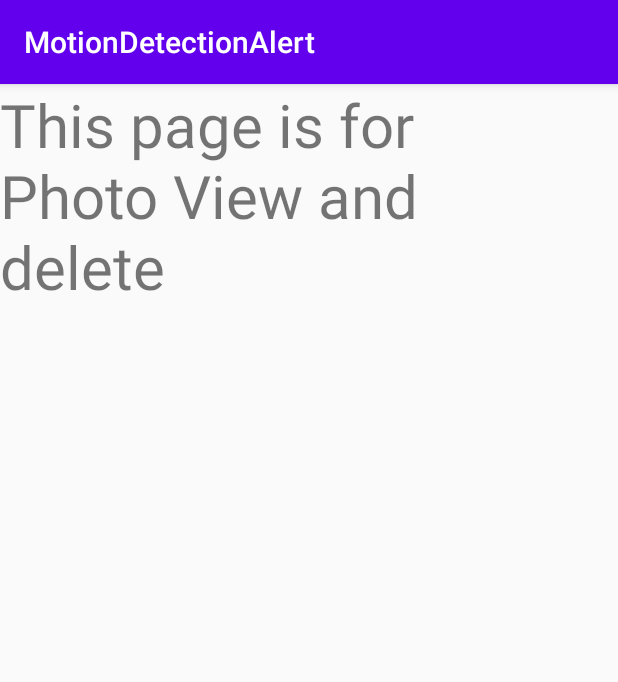
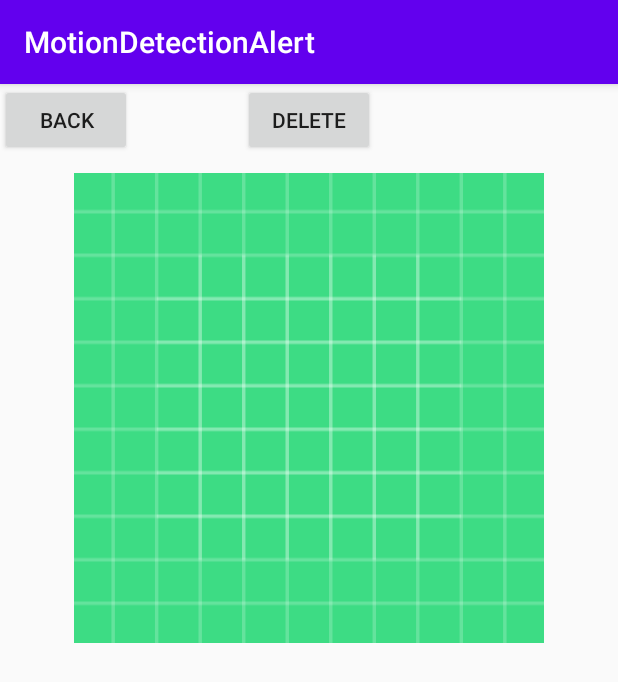
Before and after one commit to bacchusdd/SoftwareEngineering, an Android app: the ViewPhoto screen opened directly, with no data from a screen before it, on a phone screen of 412 x 824 dp. Shown: the top 682 px of the screen. Run offline under Robolectric (Android 15) with nearby library versions, the phone set to English and light mode, and no system bars.

Commit message:
Commit ViewPhoto.java

```diff
--- a/AndroidClient/app/src/main/java/com/example/motiondetectionalert/ViewPhoto.java
+++ b/AndroidClient/app/src/main/java/com/example/motiondetectionalert/ViewPhoto.java
@@ -2,16 +2,57 @@ package com.example.motiondetectionalert;
 
 import androidx.appcompat.app.AppCompatActivity;
 
+import android.content.Intent;
 import android.os.Bundle;
+import android.view.View;
+import android.widget.Button;
+import android.widget.ImageView;
+import android.widget.ListView;
+import android.widget.TextView;
+
+import java.util.ArrayList;
 
 public class ViewPhoto extends AppCompatActivity {
+
+    Button back_button;
+    ImageView img;
+    Button delete_button;
 
     @Override
     protected void onCreate(Bundle savedInstanceState) {
         super.onCreate(savedInstanceState);
         setContentView(R.layout.activity_view_photo);
+
+        this.initializeLayout();
+        this.setListener();
     }
 
+    public void initializeLayout(){
+        back_button = findViewById(R.id.back_gallery);
+        img = findViewById(R.id.bigimage);
+        delete_button = findViewById(R.id.deleteimg);
+
+        //bringPhoto()
+        img.setImageResource(R.drawable.ic_launcher_background);
+    }
+    public void setListener(){
+        back_button.setOnClickListener(new View.OnClickListener() {
+            @Override
+            public void onClick(View view) {
+                Intent gallery = new Intent(getApplicationContext(), Gallery.class);
+                startActivity(gallery);
+            }
+        });
+        delete_button.setOnClickListener(new View.OnClickListener() {
+            @Override
+            public void onClick(View view) {
+                // delete photo
+                // deletePhoto()
+                Intent gallery = new Intent(getApplicationContext(), Gallery.class);
+                startActivity(gallery);
+            }
+        });
+    }
     //해당 사진 db에서 불러오기. 크게 보여주기
     public void bringPhoto(){
 
--- a/AndroidClient/app/src/main/res/layout/activity_view_photo.xml
+++ b/AndroidClient/app/src/main/res/layout/activity_view_photo.xml
@@ -6,13 +6,34 @@
     android:layout_height="match_parent"
     tools:context=".ViewPhoto">
 
-    <TextView
-        android:id="@+id/textView2"
-        android:layout_width="311dp"
-        android:layout_height="173dp"
-        android:text="This page is for Photo View and delete"
-        android:textSize="40sp"
-        tools:layout_editor_absoluteX="43dp"
-        tools:layout_editor_absoluteY="243dp"
+    <Button
+        android:id="@+id/back_gallery"
+        android:layout_width="wrap_content"
+        android:layout_height="wrap_content"
+        android:text="Back"
+        tools:layout_editor_absoluteX="47dp"
+        tools:layout_editor_absoluteY="35dp"
+        tools:ignore="MissingConstraints" />
+
+    <ImageView
+        android:id="@+id/bigimage"
+        android:layout_width="313dp"
+        android:layout_height="431dp"
+        app:layout_constraintEnd_toEndOf="parent"
+        app:layout_constraintHorizontal_bias="0.5"
+        app:layout_constraintStart_toStartOf="parent"
+        tools:layout_editor_absoluteY="104dp"
+        tools:srcCompat="@tools:sample/avatars"
+        tools:ignore="MissingConstraints" />
+
+    <Button
+        android:id="@+id/deleteimg"
+        android:layout_width="wrap_content"
+        android:layout_height="wrap_content"
+        android:text="Delete"
+        app:layout_constraintEnd_toEndOf="parent"
+        app:layout_constraintHorizontal_bias="0.5"
+        app:layout_constraintStart_toStartOf="parent"
+        tools:layout_editor_absoluteY="592dp"
         tools:ignore="MissingConstraints" />
 </androidx.constraintlayout.widget.ConstraintLayout>
```
